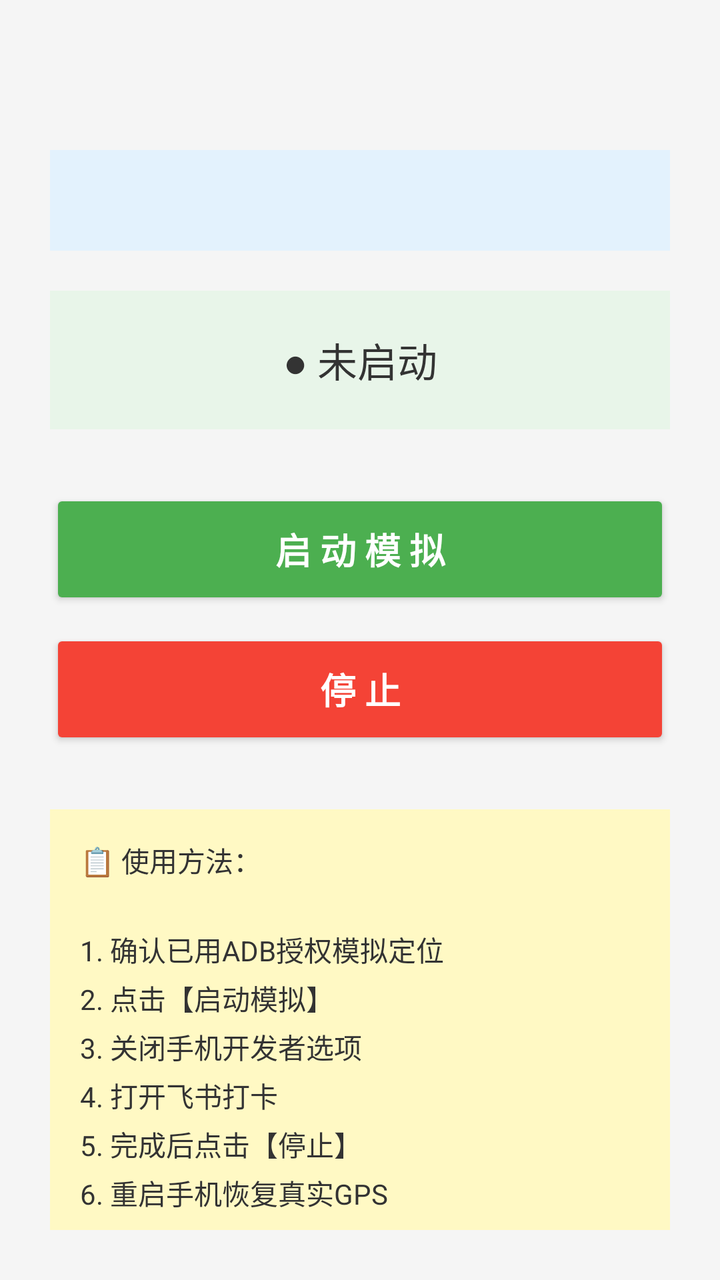
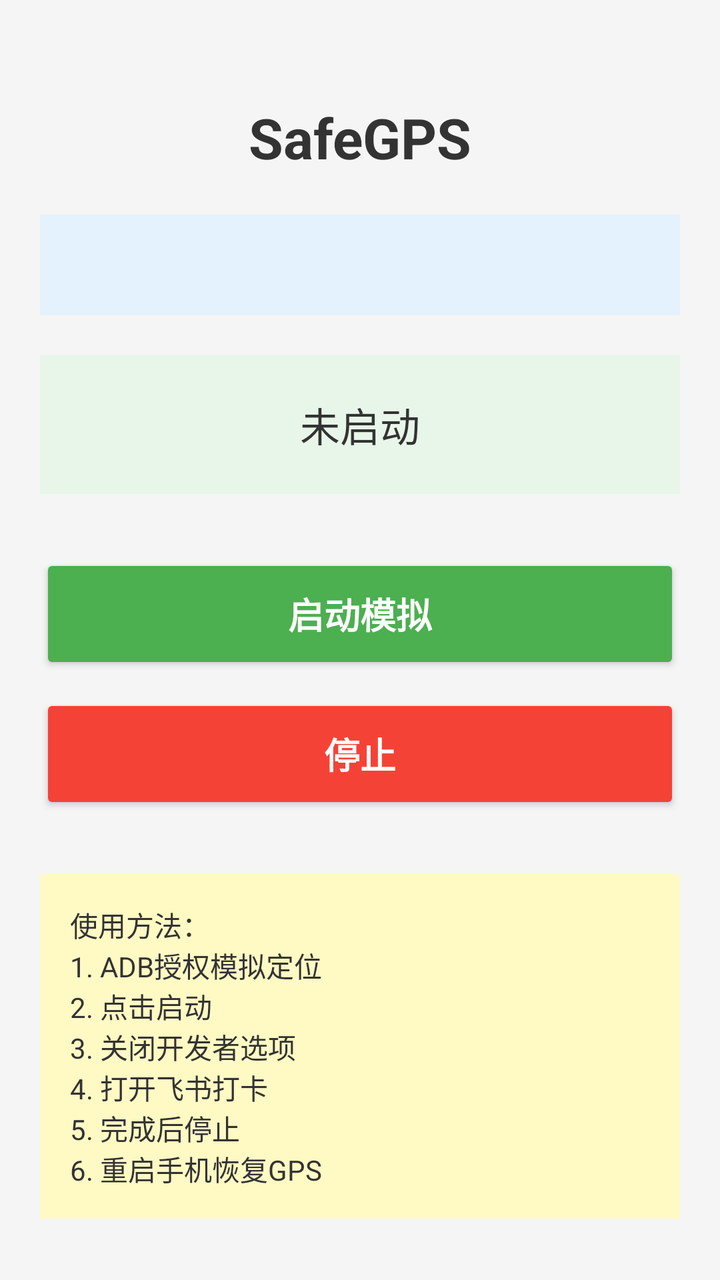

Compare the two renders of this Android layout. The source of the first and the diff that turns it into the second are given below.
<!-- AndroidManifest.xml: application theme AppTheme -->
<!-- res/layout/activity_main.xml -->
<?xml version="1.0" encoding="utf-8"?>

<ScrollView xmlns:android="http://schemas.android.com/apk/res/android"
    android:layout_width="match_parent"
    android:layout_height="match_parent"
    android:padding="25dp"
    android:background="#F5F5F5">

    <LinearLayout
        android:layout_width="match_parent"
        android:layout_height="wrap_content"
        android:orientation="vertical"
        android:gravity="center_horizontal">

        
        <TextView
            android:text="SafeGPS"
            android:textSize="28sp"
            android:textStyle="bold"
            android:textColor="#333333"
            android:layout_marginTop="20dp"
            android:layout_marginBottom="30dp"/>

        
        <TextView
            android:id="@+id/tvInfo"
            android:layout_width="match_parent"
            android:layout_height="wrap_content"
            android:textSize="15sp"
            android:padding="15dp"
            android:background="#E3F2FD"
            android:textColor="#333333"
            android:lineSpacingExtra="4dp"
            android:layout_marginBottom="20dp"/>

        
        <TextView
            android:id="@+id/tvStatus"
            android:layout_width="match_parent"
            android:layout_height="wrap_content"
            android:text="● 未启动"
            android:textSize="20sp"
            android:gravity="center"
            android:padding="20dp"
            android:background="#E8F5E9"
            android:textColor="#333333"
            android:layout_marginBottom="30dp"/>

        
        <Button
            android:id="@+id/btnStart"
            android:layout_width="match_parent"
            android:layout_height="60dp"
            android:text="启 动 模 拟"
            android:backgroundTint="#4CAF50"
            android:textColor="#FFFFFF"
            android:textSize="18sp"
            android:textStyle="bold"
            android:layout_marginBottom="10dp"/>

        
        <Button
            android:id="@+id/btnStop"
            android:layout_width="match_parent"
            android:layout_height="60dp"
            android:text="停 止"
            android:backgroundTint="#F44336"
            android:textColor="#FFFFFF"
            android:textSize="18sp"
            android:textStyle="bold"
            android:layout_marginBottom="30dp"/>

        
        <TextView
            android:layout_width="match_parent"
            android:layout_height="wrap_content"
            android:text="📋 使用方法：\n\n1. 确认已用ADB授权模拟定位\n2. 点击【启动模拟】\n3. 关闭手机开发者选项\n4. 打开飞书打卡\n5. 完成后点击【停止】\n6. 重启手机恢复真实GPS"
            android:textSize="14sp"
            android:padding="15dp"
            android:background="#FFF9C4"
            android:lineSpacingExtra="4dp"
            android:textColor="#333333"/>

    </LinearLayout>
</ScrollView>
<!-- resources referenced by this layout -->
<resources>
  <style name="AppTheme" parent="Theme.AppCompat.Light.NoActionBar">
          <item name="colorPrimary">#4CAF50</item>
          <item name="colorPrimaryDark">#388E3C</item>
          <item name="colorAccent">#4CAF50</item>
      </style>
</resources>

<!-- the commit's change to res/layout/activity_main.xml (unified diff, before → after) -->
@@ -3,7 +3,7 @@
 <ScrollView xmlns:android="http://schemas.android.com/apk/res/android"
     android:layout_width="match_parent"
     android:layout_height="match_parent"
-    android:padding="25dp"
+    android:padding="20dp"
     android:background="#F5F5F5">
 
     <LinearLayout
@@ -12,16 +12,17 @@
         android:orientation="vertical"
         android:gravity="center_horizontal">
 
-        
         <TextView
+            android:layout_width="match_parent"
+            android:layout_height="wrap_content"
             android:text="SafeGPS"
             android:textSize="28sp"
             android:textStyle="bold"
-            android:textColor="#333333"
-            android:layout_marginTop="20dp"
-            android:layout_marginBottom="30dp"/>
+            android:textColor="#333"
+            android:gravity="center"
+            android:layout_marginTop="30dp"
+            android:layout_marginBottom="20dp"/>
 
-        
         <TextView
             android:id="@+id/tvInfo"
             android:layout_width="match_parent"
@@ -29,57 +30,51 @@
             android:textSize="15sp"
             android:padding="15dp"
             android:background="#E3F2FD"
-            android:textColor="#333333"
-            android:lineSpacingExtra="4dp"
+            android:textColor="#333"
             android:layout_marginBottom="20dp"/>
 
-        
         <TextView
             android:id="@+id/tvStatus"
             android:layout_width="match_parent"
             android:layout_height="wrap_content"
-            android:text="● 未启动"
+            android:text="未启动"
             android:textSize="20sp"
             android:gravity="center"
             android:padding="20dp"
             android:background="#E8F5E9"
-            android:textColor="#333333"
+            android:textColor="#333"
             android:layout_marginBottom="30dp"/>
 
-        
         <Button
             android:id="@+id/btnStart"
             android:layout_width="match_parent"
             android:layout_height="60dp"
-            android:text="启 动 模 拟"
+            android:text="启动模拟"
             android:backgroundTint="#4CAF50"
-            android:textColor="#FFFFFF"
+            android:textColor="#FFF"
             android:textSize="18sp"
             android:textStyle="bold"
             android:layout_marginBottom="10dp"/>
 
-        
         <Button
             android:id="@+id/btnStop"
             android:layout_width="match_parent"
             android:layout_height="60dp"
-            android:text="停 止"
+            android:text="停止"
             android:backgroundTint="#F44336"
-            android:textColor="#FFFFFF"
+            android:textColor="#FFF"
             android:textSize="18sp"
             android:textStyle="bold"
             android:layout_marginBottom="30dp"/>
 
-        
         <TextView
             android:layout_width="match_parent"
             android:layout_height="wrap_content"
-            android:text="📋 使用方法：\n\n1. 确认已用ADB授权模拟定位\n2. 点击【启动模拟】\n3. 关闭手机开发者选项\n4. 打开飞书打卡\n5. 完成后点击【停止】\n6. 重启手机恢复真实GPS"
+            android:text="使用方法：\n1. ADB授权模拟定位\n2. 点击启动\n3. 关闭开发者选项\n4. 打开飞书打卡\n5. 完成后停止\n6. 重启手机恢复GPS"
             android:textSize="14sp"
             android:padding="15dp"
             android:background="#FFF9C4"
-            android:lineSpacingExtra="4dp"
-            android:textColor="#333333"/>
+            android:textColor="#333"/>
 
     </LinearLayout>
 </ScrollView>
